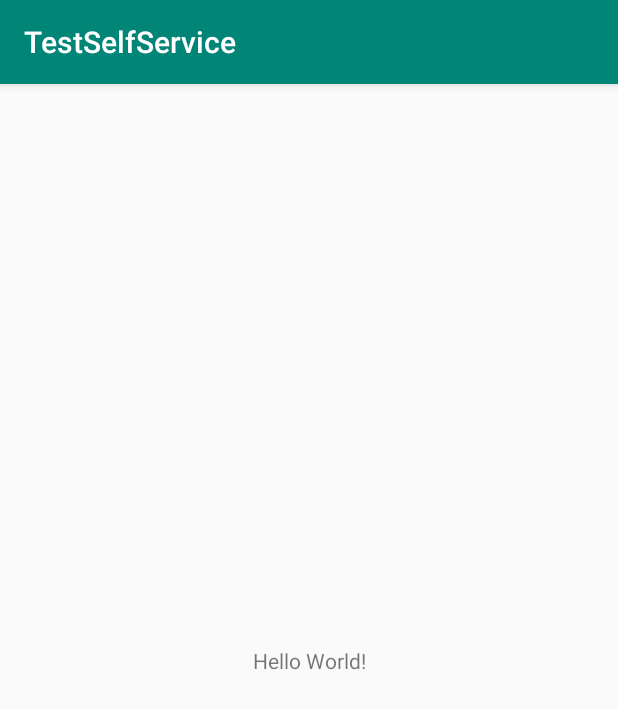
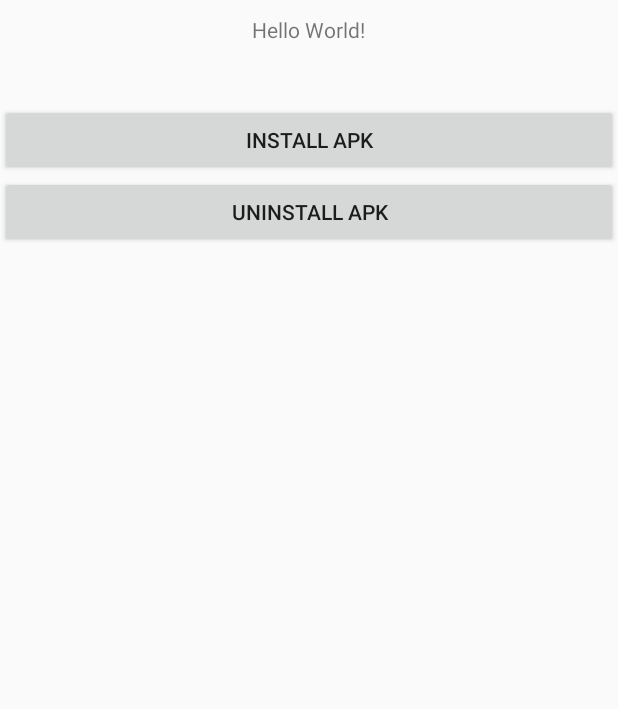
Before and after one commit to sk569437/TestSelfService, an Android app: the screen it shows after launch (MainActivity), after a tap on "Hello World!", on a phone screen of 412 x 824 dp. Shown: the top 709 px of the screen. Run offline under Robolectric (Android 15) with nearby library versions, the phone set to English and light mode, and no system bars.

Commit message:
A TestSelfService project for android source code compile

```diff
--- a/app/src/main/java/com/ts/sk/testselfservice/MainActivity.java
+++ b/app/src/main/java/com/ts/sk/testselfservice/MainActivity.java
@@ -1,14 +1,20 @@
 package com.ts.sk.testselfservice;
 
+import android.app.Activity;
 import android.app.SelfManager;
-import android.support.v7.app.AppCompatActivity;
 import android.os.Bundle;
+import android.os.Environment;
 import android.util.Log;
 import android.view.View;
 
-public class MainActivity extends AppCompatActivity {
+import java.io.File;
+
+public class MainActivity extends Activity {
 
     private static final String TAG = "SelfService";
+
+    private SelfManager sm;
+
     @Override
     protected void onCreate(Bundle savedInstanceState) {
         super.onCreate(savedInstanceState);
@@ -20,15 +26,33 @@ public class MainActivity extends AppCompatActivity {
                 testSelfService();
             }
         });
+        findViewById(R.id.btn_install).setOnClickListener(new View.OnClickListener() {
+            @Override
+            public void onClick(View v) {
+                onInstall();
+            }
+        });
+        findViewById(R.id.btn_uninstall).setOnClickListener(new View.OnClickListener() {
+            @Override
+            public void onClick(View v) {
+                onUninstall();
+            }
+        });
+
+        sm = (SelfManager) getSystemService("self");
+        if(sm == null) {
+            Log.e(TAG, "self manager service is null....");
+            return;
+        }
     }
 
     private void testSelfService() {
         try {
-            SelfManager sm = (SelfManager) getSystemService("self");
             if(sm == null) {
                 Log.e(TAG, "self manager service is null....");
                 return;
             }
+
             Log.d(TAG, "self manager before called....");
 
             int ret = sm.selfAddNumber(3, 4);
@@ -37,8 +61,54 @@ public class MainActivity extends AppCompatActivity {
             String ret2 = sm.selfAddString("hello self service");
             Log.d(TAG, "self manager add String is:" + ret2);
 
+			//sm.silentInstallApk();
+			//silentUninstallApk(Context context, String packageName)
+
         }catch (Exception e){
             Log.e(TAG, "self manager invoke method get exception, msg:" + e.getMessage());
         }
     }
+
+    private void onInstall() {
+        try {
+            if(sm == null) {
+                Log.e(TAG, "[onInstall]self manager service is null....");
+                return;
+            }
+
+            Log.d(TAG, "self manager before called....");
+
+            String packageName = "laclaveganadora.translator";
+            String path = Environment.getExternalStorageDirectory().getAbsolutePath() + File.separator + "Translator.apk";
+            Log.d(TAG, "onInstall with file path:" + path);
+            sm.silentInstallApk(this, packageName, path);
+
+            //sm.silentInstallApk();
+            //silentUninstallApk(Context context, String packageName)
+
+        }catch (Exception e){
+            Log.e(TAG, "self manager invoke method onInstall get exception, msg:" + e.getMessage());
+        }
+    }
+
+    private void onUninstall() {
+        try {
+            if(sm == null) {
+                Log.e(TAG, "[onUninstall]self manager service is null....");
+                return;
+            }
+
+            Log.d(TAG, "onUninstall before called....");
+
+            String packageName = "laclaveganadora.translator";
+            sm.silentUninstallApk(this, packageName);
+            Log.d(TAG, "onUninstall called after.");
+
+            //sm.silentInstallApk();
+            //silentUninstallApk(Context context, String packageName)
+
+        }catch (Exception e){
+            Log.e(TAG, "self manager invoke method onUninstall get exception, msg:" + e.getMessage());
+        }
+    }
 }
--- a/app/src/main/res/layout/activity_main.xml
+++ b/app/src/main/res/layout/activity_main.xml
@@ -1,9 +1,10 @@
 <?xml version="1.0" encoding="utf-8"?>
-<android.support.constraint.ConstraintLayout xmlns:android="http://schemas.android.com/apk/res/android"
+<LinearLayout xmlns:android="http://schemas.android.com/apk/res/android"
     xmlns:app="http://schemas.android.com/apk/res-auto"
     xmlns:tools="http://schemas.android.com/tools"
     android:layout_width="match_parent"
     android:layout_height="match_parent"
+    android:orientation="vertical"
     tools:context=".MainActivity">
 
     <TextView
@@ -11,9 +12,26 @@
         android:layout_width="wrap_content"
         android:layout_height="wrap_content"
         android:text="Hello World!"
+        android:padding="10dp"
+        android:layout_gravity="center"
         app:layout_constraintBottom_toBottomOf="parent"
         app:layout_constraintLeft_toLeftOf="parent"
         app:layout_constraintRight_toRightOf="parent"
         app:layout_constraintTop_toTopOf="parent" />
 
-</android.support.constraint.ConstraintLayout>
+    <Button
+        android:id="@+id/btn_install"
+        android:layout_width="match_parent"
+        android:layout_height="wrap_content"
+        android:text="Install Apk"
+        android:layout_marginTop="30dp"
+        />
+
+    <Button
+        android:id="@+id/btn_uninstall"
+        android:layout_width="match_parent"
+        android:layout_height="wrap_content"
+        android:text="UnInstall Apk"
+        />
+
+</LinearLayout>
```
Also changed, not shown: SelfManager/src/main/java/android/app/SelfManager.java (+8 -0 lines), app/src/main/AndroidManifest.xml (+14 -1 lines), app/libs/SelfManager-release.jar, 2 other files.
